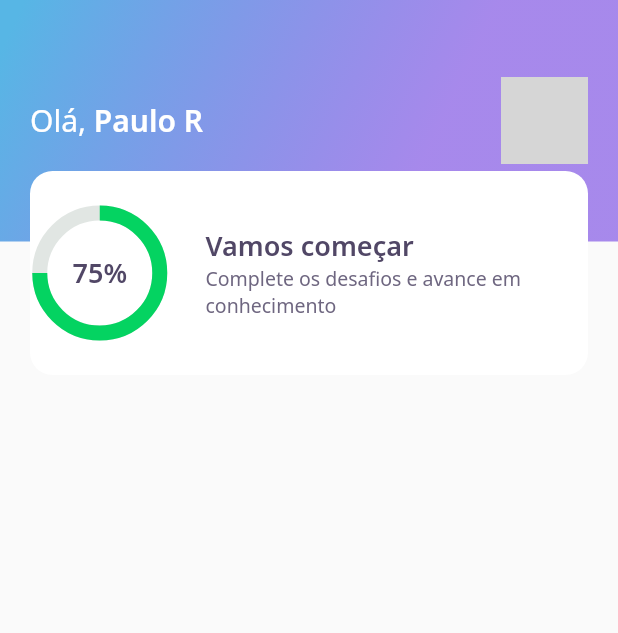
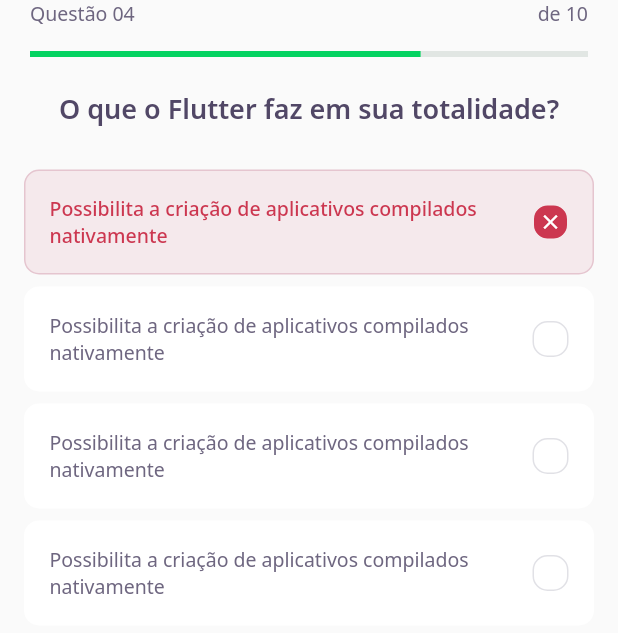
Before and after one commit to prspaulo/NLW_flutter, a Flutter app: the screen it shows after launch, on a phone screen of 412 x 824 dp. Shown: the top 633 px of the screen. Run offline on Flutter 3.47's test engine with Material 2 defaults, Android fonts, the phone set to English and light mode, and no system bars; our stand-ins replace google_fonts; grey boxes are pictures that could not be loaded.

Commit message:
Aula 2
Level Button
QuizCard
Utilização ListView
Challenge Page
Question Indicator Widget
Quiz Widget
Awnser Widget

```diff
--- /dev/null
+++ b/devquiz/lib/challenge/challenge_page.dart
@@ -0,0 +1,27 @@
+import 'package:devquiz/challenge/widgets/question_indicator/question_indicator_widget.dart';
+import 'package:devquiz/challenge/widgets/quiz/quiz_widget.dart';
+import 'package:flutter/material.dart';
+
+class ChallengePage extends StatefulWidget {
+  ChallengePage({Key? key}) : super(key: key);
+
+  @override
+  _ChallengePageState createState() => _ChallengePageState();
+}
+
+class _ChallengePageState extends State<ChallengePage> {
+  @override
+  Widget build(BuildContext context) {
+    return Scaffold(
+      appBar: PreferredSize(
+          preferredSize: Size.fromHeight(60),
+          child: SafeArea(
+            top: true,
+            child: QuestionIndicatorWidget(),
+          )),
+      body: QuizWidget(
+        title: "O que o Flutter faz em sua totalidade?",
+      ),
+    );
+  }
+}
--- /dev/null
+++ b/devquiz/lib/challenge/widgets/awnser/awnser_widget.dart
@@ -0,0 +1,79 @@
+import 'package:devquiz/core/app_colors.dart';
+import 'package:devquiz/core/app_text_styles.dart';
+import 'package:flutter/material.dart';
+
+class AwnserWidget extends StatelessWidget {
+  final String title;
+  final bool isRight;
+  final bool isSelected;
+
+  const AwnserWidget(
+      {Key? key,
+      required this.title,
+      this.isRight = false,
+      this.isSelected = false})
+      : super(key: key);
+
+  Color get _selectedColorRight =>
+      isRight ? AppColors.darkGreen : AppColors.darkRed;
+
+  Color get _selectedBorderRight =>
+      isRight ? AppColors.lightGreen : AppColors.lightRed;
+
+  Color get _selectedColorCardRight =>
+      isRight ? AppColors.lightGreen : AppColors.lightRed;
+
+  Color get _selectedBorderCardRight =>
+      isRight ? AppColors.green : AppColors.red;
+
+  TextStyle get _selectedTextStyleRight =>
+      isRight ? AppTextStyles.bodyDarkGreen : AppTextStyles.bodyDarkRed;
+
+  IconData get _selectedIconRight => isRight ? Icons.check : Icons.close;
+
+  @override
+  Widget build(BuildContext context) {
+    return Padding(
+      padding: const EdgeInsets.symmetric(horizontal: 16, vertical: 4),
+      child: Container(
+        padding: EdgeInsets.all(16),
+        decoration: BoxDecoration(
+            color: isSelected ? _selectedColorCardRight : AppColors.white,
+            borderRadius: BorderRadius.circular(10),
+            border: Border.fromBorderSide(BorderSide(
+                color:
+                    isSelected ? _selectedBorderCardRight : AppColors.white))),
+        child: Row(
+          mainAxisAlignment: MainAxisAlignment.spaceBetween,
+          children: [
+            Expanded(
+              child: Text(
+                title,
+                style:
+                    isSelected ? _selectedTextStyleRight : AppTextStyles.body,
+              ),
+            ),
+            Container(
+              width: 24,
+              height: 24,
+              decoration: BoxDecoration(
+                  color: isSelected ? _selectedColorRight : AppColors.white,
+                  borderRadius: BorderRadius.circular(10),
+                  border: Border.fromBorderSide(BorderSide(
+                      color: isSelected
+                          ? _selectedBorderRight
+                          : AppColors.border))),
+              child: isSelected
+                  ? Icon(
+                      _selectedIconRight,
+                      size: 16,
+                      color: Colors.white,
+                    )
+                  : null,
+            )
+          ],
+        ),
+      ),
+    );
+  }
+}
--- /dev/null
+++ b/devquiz/lib/challenge/widgets/question_indicator/question_indicator_widget.dart
@@ -0,0 +1,33 @@
+import 'package:devquiz/core/app_text_styles.dart';
+import 'package:devquiz/shared/widgets/progress_indicator/progress_indicator_widget.dart';
+import 'package:flutter/material.dart';
+
+class QuestionIndicatorWidget extends StatelessWidget {
+  const QuestionIndicatorWidget({Key? key}) : super(key: key);
+
+  @override
+  Widget build(BuildContext context) {
+    return Container(
+      padding: const EdgeInsets.symmetric(horizontal: 20),
+      child: Column(children: [
+        Row(
+          mainAxisAlignment: MainAxisAlignment.spaceBetween,
+          children: [
+            Text(
+              "Questão 04",
+              style: AppTextStyles.body,
+            ),
+            Text(
+              "de 10",
+              style: AppTextStyles.body,
+            )
+          ],
+        ),
+        SizedBox(
+          height: 16,
+        ),
+        ProgressIndicatorWidget(value: 0.7)
+      ]),
+    );
+  }
+}
--- /dev/null
+++ b/devquiz/lib/challenge/widgets/quiz/quiz_widget.dart
@@ -0,0 +1,39 @@
+import 'package:devquiz/challenge/widgets/awnser/awnser_widget.dart';
+import 'package:devquiz/core/app_text_styles.dart';
+import 'package:flutter/material.dart';
+
+class QuizWidget extends StatelessWidget {
+  final String title;
+  const QuizWidget({Key? key, required this.title}) : super(key: key);
+
+  @override
+  Widget build(BuildContext context) {
+    return Container(
+      child: Column(
+        children: [
+          Text(
+            title,
+            style: AppTextStyles.heading,
+          ),
+          SizedBox(
+            height: 24,
+          ),
+          AwnserWidget(
+              isRight: false,
+              isSelected: true,
+              title:
+                  "Possibilita a criação de aplicativos compilados nativamente"),
+          AwnserWidget(
+              title:
+                  "Possibilita a criação de aplicativos compilados nativamente"),
+          AwnserWidget(
+              title:
+                  "Possibilita a criação de aplicativos compilados nativamente"),
+          AwnserWidget(
+              title:
+                  "Possibilita a criação de aplicativos compilados nativamente"),
+        ],
+      ),
+    );
+  }
+}
--- a/devquiz/lib/core/app_widget.dart
+++ b/devquiz/lib/core/app_widget.dart
@@ -1,4 +1,5 @@
 //import 'package:DevQuiz/home/home_page.dart';
+import 'package:devquiz/challenge/challenge_page.dart';
 import 'package:devquiz/home/home_page.dart';
 import 'package:devquiz/splash/splash_page.dart';
 import 'package:flutter/material.dart';
@@ -8,7 +9,7 @@ class AppWidget extends StatelessWidget {
   Widget build(BuildContext context) {
     return MaterialApp(
       title: "DevQuiz",
-      home: HomePage(),
+      home: ChallengePage(),
     );
   }
 }
--- a/devquiz/lib/home/widgets/score_card/score_card_widget.dart
+++ b/devquiz/lib/home/widgets/score_card/score_card_widget.dart
@@ -16,6 +16,8 @@ class ScoreCardWidget extends StatelessWidget {
           color: AppColors.white,
           borderRadius: BorderRadius.circular(15),
         ),
+        child: Padding(
+          padding: const EdgeInsets.symmetric(horizontal: 24),
           child: Row(
             crossAxisAlignment: CrossAxisAlignment.center,
             children: [
@@ -46,6 +48,7 @@ class ScoreCardWidget extends StatelessWidget {
             ],
           ),
         ),
+      ),
     );
   }
 }
--- /dev/null
+++ b/devquiz/lib/shared/widgets/progress_indicator/progress_indicator_widget.dart
@@ -0,0 +1,18 @@
+import 'package:devquiz/core/core.dart';
+import 'package:flutter/material.dart';
+
+class ProgressIndicatorWidget extends StatelessWidget {
+  final double value;
+  const ProgressIndicatorWidget({Key? key, required this.value})
+      : super(key: key);
+
+  @override
+  Widget build(BuildContext context) {
+    return LinearProgressIndicator(
+      value: value,
+      backgroundColor: AppColors.chartSecondary,
+      valueColor: AlwaysStoppedAnimation<Color>(AppColors
+          .chartPrimary), //AlwaysStoppedAnimation serve para alterar a cor padrão da animação de progresso.
+    );
+  }
+}
```
Also changed, not shown: devquiz/lib/home/home_page.dart (+41 -0 lines), devquiz/lib/home/widgets/level_button/level_button_widget.dart (added, +61 -0 lines), devquiz/lib/home/widgets/quiz_card/quiz_card_widget.dart (added, +57 -0 lines). Lines whose indentation alone changed are shown as unchanged.
